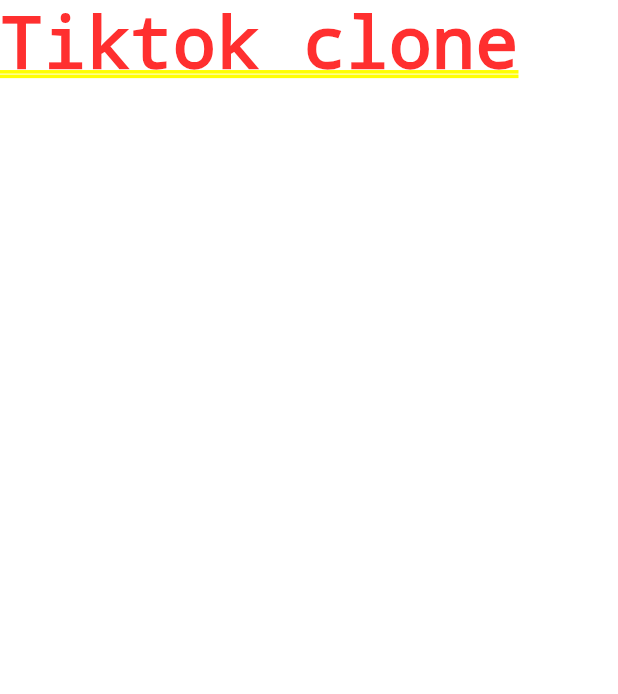
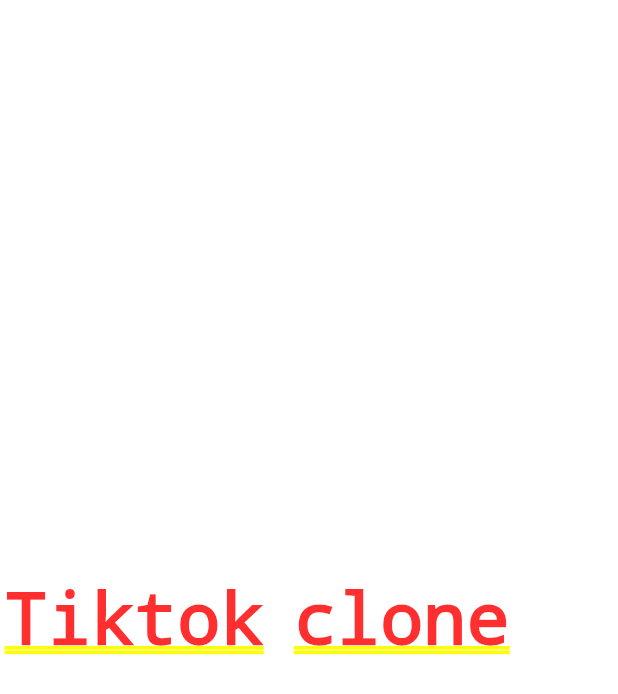
Before and after one commit to Insuk-Seo/Flutter-Tiktok, a Flutter app: the screen it shows after launch, on a phone screen of 412 x 824 dp. Shown: the top 694 px of the screen. Run offline on Flutter 3.47's test engine with Material 2 defaults, Android fonts, the phone set to English and light mode, and no system bars.

Commit message:
3.1 constants

```diff
--- a/lib/constants/gaps.dart
+++ b/lib/constants/gaps.dart
@@ -1 +1,67 @@
-class Gaps {}
+import 'package:flutter/material.dart';
+import 'package:flutter_tiktok/constants/sizes.dart';
+
+class Gaps {
+  // Vertical Gaps
+  static const v1 = SizedBox(height: Sizes.size1);
+  static const v2 = SizedBox(height: Sizes.size2);
+  static const v3 = SizedBox(height: Sizes.size3);
+  static const v4 = SizedBox(height: Sizes.size4);
+  static const v5 = SizedBox(height: Sizes.size5);
+  static const v6 = SizedBox(height: Sizes.size6);
+  static const v7 = SizedBox(height: Sizes.size7);
+  static const v8 = SizedBox(height: Sizes.size8);
+  static const v9 = SizedBox(height: Sizes.size9);
+  static const v10 = SizedBox(height: Sizes.size10);
+  static const v11 = SizedBox(height: Sizes.size11);
+  static const v12 = SizedBox(height: Sizes.size12);
+  static const v14 = SizedBox(height: Sizes.size14);
+  static const v16 = SizedBox(height: Sizes.size16);
+  static const v20 = SizedBox(height: Sizes.size20);
+  static const v24 = SizedBox(height: Sizes.size24);
+  static const v28 = SizedBox(height: Sizes.size28);
+  static const v32 = SizedBox(height: Sizes.size32);
+  static const v36 = SizedBox(height: Sizes.size36);
+  static const v40 = SizedBox(height: Sizes.size40);
+  static const v44 = SizedBox(height: Sizes.size44);
+  static const v48 = SizedBox(height: Sizes.size48);
+  static const v52 = SizedBox(height: Sizes.size52);
+  static const v56 = SizedBox(height: Sizes.size56);
+  static const v60 = SizedBox(height: Sizes.size60);
+  static const v64 = SizedBox(height: Sizes.size64);
+  static const v72 = SizedBox(height: Sizes.size72);
+  static const v80 = SizedBox(height: Sizes.size80);
+  static const v96 = SizedBox(height: Sizes.size96);
+
+  // Horizontal Gaps
+
+  static const h1 = SizedBox(width: Sizes.size1);
+  static const h2 = SizedBox(width: Sizes.size2);
+  static const h3 = SizedBox(width: Sizes.size3);
+  static const h4 = SizedBox(width: Sizes.size4);
+  static const h5 = SizedBox(width: Sizes.size5);
+  static const h6 = SizedBox(width: Sizes.size6);
+  static const h7 = SizedBox(width: Sizes.size7);
+  static const h8 = SizedBox(width: Sizes.size8);
+  static const h9 = SizedBox(width: Sizes.size9);
+  static const h10 = SizedBox(width: Sizes.size10);
+  static const h11 = SizedBox(width: Sizes.size11);
+  static const h12 = SizedBox(width: Sizes.size12);
+  static const h14 = SizedBox(width: Sizes.size14);
+  static const h16 = SizedBox(width: Sizes.size16);
+  static const h20 = SizedBox(width: Sizes.size20);
+  static const h24 = SizedBox(width: Sizes.size24);
+  static const h28 = SizedBox(width: Sizes.size28);
+  static const h32 = SizedBox(width: Sizes.size32);
+  static const h36 = SizedBox(width: Sizes.size36);
+  static const h40 = SizedBox(width: Sizes.size40);
+  static const h44 = SizedBox(width: Sizes.size44);
+  static const h48 = SizedBox(width: Sizes.size48);
+  static const h52 = SizedBox(width: Sizes.size52);
+  static const h56 = SizedBox(width: Sizes.size56);
+  static const h60 = SizedBox(width: Sizes.size60);
+  static const h64 = SizedBox(width: Sizes.size64);
+  static const h72 = SizedBox(width: Sizes.size72);
+  static const h80 = SizedBox(width: Sizes.size80);
+  static const h96 = SizedBox(width: Sizes.size96);
+}
--- a/lib/constants/sizes.dart
+++ b/lib/constants/sizes.dart
@@ -1 +1,31 @@
-class Sizes {}
+class Sizes {
+  static const size1 = 1.0;
+  static const size2 = 2.0;
+  static const size3 = 3.0;
+  static const size4 = 4.0;
+  static const size5 = 5.0;
+  static const size6 = 6.0;
+  static const size7 = 7.0;
+  static const size8 = 8.0;
+  static const size9 = 9.0;
+  static const size10 = 10.0;
+  static const size11 = 11.0;
+  static const size12 = 12.0;
+  static const size14 = 14.0;
+  static const size16 = 16.0;
+  static const size20 = 20.0;
+  static const size24 = 24.0;
+  static const size28 = 28.0;
+  static const size32 = 32.0;
+  static const size36 = 36.0;
+  static const size40 = 40.0;
+  static const size44 = 44.0;
+  static const size48 = 48.0;
+  static const size52 = 52.0;
+  static const size56 = 56.0;
+  static const size60 = 60.0;
+  static const size64 = 64.0;
+  static const size72 = 72.0;
+  static const size80 = 80.0;
+  static const size96 = 96.0;
+}
--- a/lib/main.dart
+++ b/lib/main.dart
@@ -1,4 +1,6 @@
 import 'package:flutter/material.dart';
+import 'package:flutter_tiktok/constants/gaps.dart';
+import 'package:flutter_tiktok/constants/sizes.dart';
 
 void main() {
   runApp(const TiktokApp());
@@ -14,9 +16,18 @@ class TiktokApp extends StatelessWidget {
       theme: ThemeData(
         primaryColor: const Color(0xFFE9435A),
       ),
-      home: Container(
-        color: Colors.white,
-        child: const Text('Tiktok clone'),
+      home: Padding(
+        padding: const EdgeInsets.all(Sizes.size3),
+        child: Container(
+          color: Colors.white,
+          child: const Row(
+            children: [
+              Text('Tiktok'),
+              Gaps.h20,
+              Text('clone'),
+            ],
+          ),
+        ),
       ),
     );
   }
```
